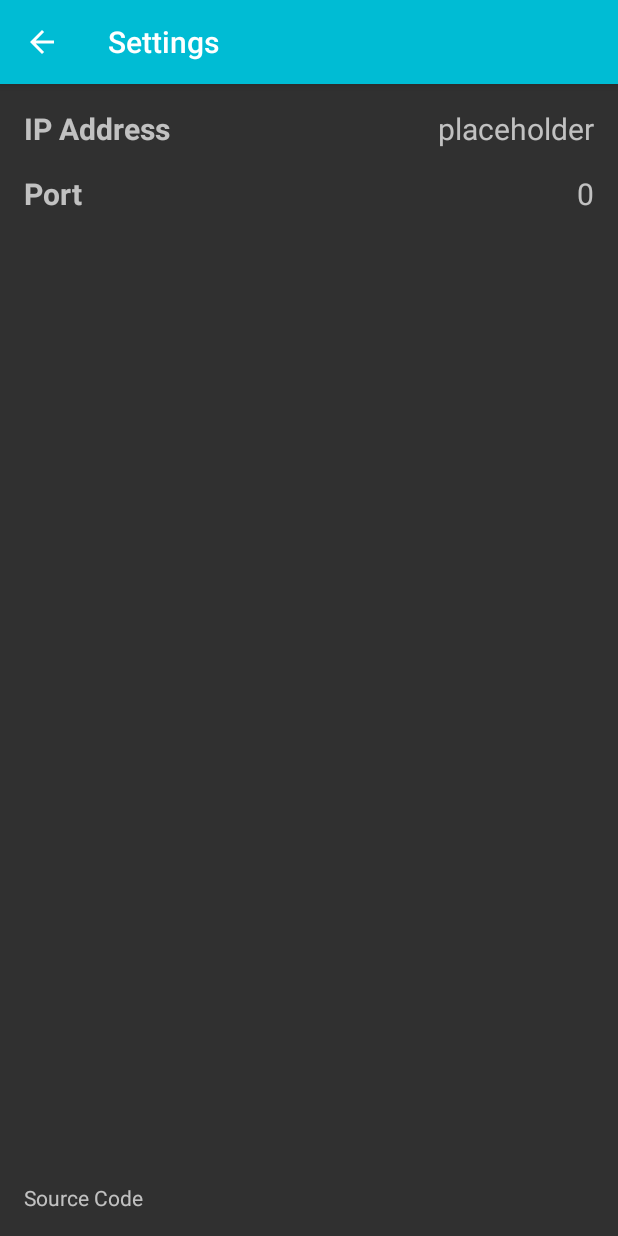
After one commit to tahnok/ALRM, an Android app: the SettingsActivity screen opened directly, with no data from a screen before it, on a phone screen of 412 x 824 dp. The commit adds this screen. Run offline under Robolectric (Android 15) with nearby library versions, the phone set to English and light mode, and no system bars; our stand-ins replace ButterKnife.

Commit message:
add settings activity skeleton

```diff
--- a/app/src/main/AndroidManifest.xml
+++ b/app/src/main/AndroidManifest.xml
@@ -20,9 +20,10 @@
                 <category android:name="android.intent.category.LAUNCHER"/>
             </intent-filter>
         </activity>
-        <activity android:name=".AlarmActivity">
-        </activity>
 
+        <activity android:name=".AlarmActivity"/>
+        <activity android:name=".SettingsActivity"
+                  android:parentActivityName=".SetAlarmActivity"/>
 
         <service android:name=".AlarmService"
                  android:permission="android.permission.BIND_JOB_SERVICE" />
--- a/app/src/main/java/me/tahnok/wesclock/Settings.java
+++ b/app/src/main/java/me/tahnok/wesclock/Settings.java
@@ -39,4 +39,13 @@ public class Settings {
             .putInt(KEY_MINUTE, alarm.getMinute()).apply();
     }
 
+    public String getIpdAddress() {
+        return "placeholder";
+    }
+
+    public String getPort() {
+        return "0";
+    }
+
+
 }
--- /dev/null
+++ b/app/src/main/java/me/tahnok/wesclock/SettingsActivity.java
@@ -0,0 +1,52 @@
+package me.tahnok.wesclock;
+
+import android.app.Activity;
+import android.content.Intent;
+import android.net.Uri;
+import android.os.Bundle;
+import android.widget.TextView;
+
+import butterknife.BindView;
+import butterknife.ButterKnife;
+import butterknife.OnClick;
+
+public class SettingsActivity extends Activity {
+
+    @BindView(R.id.port) protected TextView portView;
+    @BindView(R.id.ip_address) protected TextView ipAddressView;
+
+
+    @Override
+    protected void onCreate(Bundle savedInstanceState) {
+        super.onCreate(savedInstanceState);
+        setContentView(R.layout.activity_settings);
+        getActionBar().setDisplayHomeAsUpEnabled(true);
+        setTitle(getString(R.string.settings));
+
+        ButterKnife.bind(this);
+        render();
+    }
+
+    private void render() {
+        Settings settings = Settings.getInstance(getApplicationContext());
+        portView.setText(settings.getPort());
+        ipAddressView.setText(settings.getIpdAddress());
+
+    }
+
+    @OnClick(R.id.ip_address_row)
+    protected void setIpAddress() {
+
+    }
+
+    @OnClick(R.id.port_row)
+    protected void setPortAddress() {
+
+    }
+
+    @OnClick(R.id.source_code)
+    protected void launchSourceCode() {
+        Intent browserIntent = new Intent(Intent.ACTION_VIEW, Uri.parse("https://github.com/tahnok/WesClock"));
+        startActivity(browserIntent);
+    }
+}
--- /dev/null
+++ b/app/src/main/res/layout/activity_settings.xml
@@ -0,0 +1,63 @@
+<?xml version="1.0" encoding="utf-8"?>
+<LinearLayout xmlns:android="http://schemas.android.com/apk/res/android"
+              xmlns:tools="http://schemas.android.com/tools"
+              android:orientation="vertical"
+              android:layout_width="match_parent"
+              android:paddingBottom="@dimen/activity_vertical_margin"
+              android:paddingLeft="@dimen/activity_horizontal_margin"
+              android:paddingRight="@dimen/activity_horizontal_margin"
+              android:paddingTop="@dimen/activity_vertical_margin"
+              android:layout_height="match_parent">
+    <LinearLayout
+        android:id="@+id/ip_address_row"
+        android:orientation="horizontal"
+        android:paddingBottom="@dimen/activity_horizontal_margin"
+        android:layout_width="match_parent"
+        android:layout_height="wrap_content">
+        <TextView
+            android:text="@string/ip_address"
+            android:textStyle="bold"
+            android:layout_weight="1"
+            android:layout_width="0dp"
+            android:textSize="20sp"
+            android:layout_height="wrap_content"/>
+        <TextView
+            android:id="@+id/ip_address"
+            tools:text="192.168.1.1"
+            android:textSize="20sp"
+            android:layout_width="wrap_content"
+            android:layout_height="wrap_content"/>
+
+    </LinearLayout>
+
+    <LinearLayout
+        android:id="@+id/port_row"
+        android:orientation="horizontal"
+        android:paddingBottom="@dimen/activity_horizontal_margin"
+        android:layout_width="match_parent"
+        android:layout_height="wrap_content">
+        <TextView
+            android:text="@string/port"
+            android:textStyle="bold"
+            android:layout_weight="1"
+            android:layout_width="0dp"
+            android:textSize="20sp"
+            android:layout_height="wrap_content"/>
+        <TextView
+            android:id="@+id/port"
+            tools:text="80"
+            android:textSize="20sp"
+            android:layout_width="wrap_content"
+            android:layout_height="wrap_content"/>
+
+    </LinearLayout>
+    <View
+        android:layout_weight="1"
+        android:layout_width="match_parent"
+        android:layout_height="0dp"/>
+    <TextView
+        android:id="@+id/source_code"
+        android:text="@string/source_code"
+        android:layout_width="match_parent"
+        android:layout_height="wrap_content"/>
+</LinearLayout>
--- a/app/src/main/res/values/strings.xml
+++ b/app/src/main/res/values/strings.xml
@@ -1,12 +1,12 @@
 <resources>
     <string name="app_name">WesClock</string>
-    <string name="alarm_set">Alarm is set</string>
-    <string name="alarm_not_set">Alarm is not set</string>
     <string name="test_alarm">Test alarm</string>
     <string name="test_service">Test service</string>
     <string name="test_turning_light_on">Test turning light on</string>
     <string name="test_turning_light_off">Test turning light off</string>
-    <string name="set_alarm">Set alarm</string>
-    <string name="clear_alarm">Clear alarm</string>
     <string name="exit">Exit</string>
+    <string name="settings">Settings</string>
+    <string name="port">Port</string>
+    <string name="source_code">Source Code</string>
+    <string name="ip_address">IP Address</string>
 </resources>
```
Also changed, not shown: app/src/main/java/me/tahnok/wesclock/SetAlarmActivity.java (+9 -0 lines), app/src/main/res/layout/content_set_alarm.xml (deleted, +0 -39 lines), app/src/main/res/menu/menu_set_alarm.xml (+7 -13 lines).
